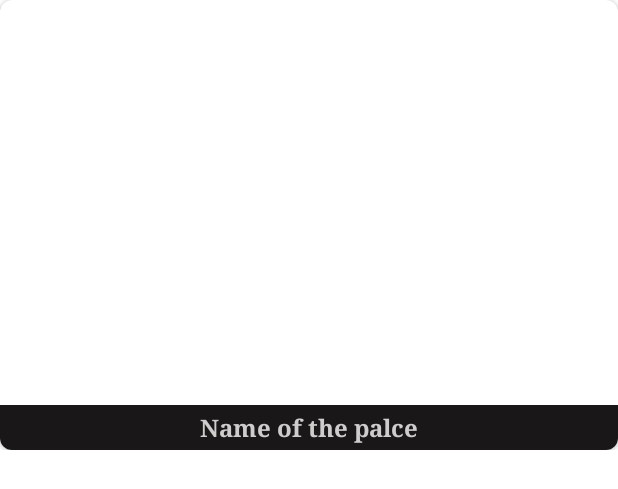
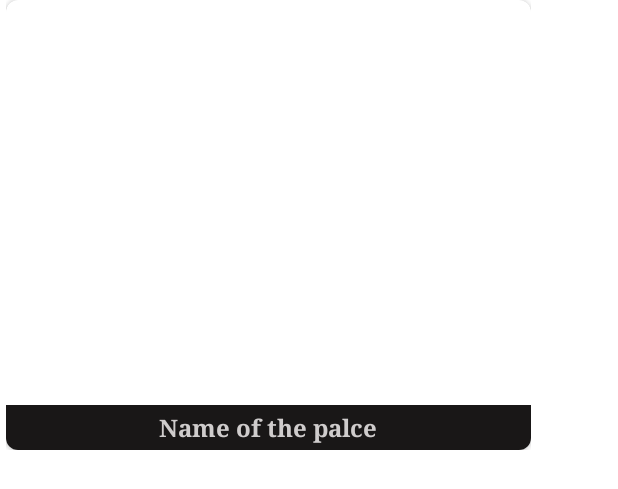
Before and after one commit to collegetimedevelopers/DSC_WOW_Mysuru_Tourism, an Android app: the layout layout_home_hotels_nearby.xml on its own in the app's theme, with its tools: preview values and no code run, on a phone screen of 412 x 824 dp. Shown: the top 489 px of the screen. Run offline under Robolectric (Android 15) with nearby library versions, the phone set to English and light mode, and no system bars; Roboto replaces fonts that are not available here.

Commit message:
Hotel  shown on home

```diff
--- a/app/src/main/java/com/CollegeTimeDevelopers/Mysuru/Adapters/HomeHotelNearBy.java
+++ b/app/src/main/java/com/CollegeTimeDevelopers/Mysuru/Adapters/HomeHotelNearBy.java
@@ -1,5 +1,4 @@
 package com.CollegeTimeDevelopers.Mysuru.Adapters;
-
 import android.content.Context;
 import android.text.Layout;
 import android.view.LayoutInflater;
@@ -19,9 +18,6 @@ import java.util.List;
 
 public class HomeHotelNearBy extends RecyclerView.Adapter<HomeHotelNearBy.ViewHolder>
 {
-
-
-
 
     Context context;
     List<HotelModel> hotelLists;
@@ -61,6 +57,7 @@ public class HomeHotelNearBy extends RecyclerView.Adapter<HomeHotelNearBy.ViewHo
 
         public ViewHolder(@NonNull View itemView) {
             super(itemView);
+
             hotelImage = itemView.findViewById(R.id.layout_home_hotel_nearby_img);
             hotelName = itemView.findViewById(R.id.layout_home_hotel_nearby_name);
            // priceRange = itemView.findViewById(R.id.hotel_near_by_price_range);
--- a/app/src/main/java/com/CollegeTimeDevelopers/Mysuru/UI/Home/HomeFragment.java
+++ b/app/src/main/java/com/CollegeTimeDevelopers/Mysuru/UI/Home/HomeFragment.java
@@ -21,6 +21,7 @@ import android.view.View;
 import android.view.ViewGroup;
 
 import com.CollegeTimeDevelopers.Mysuru.Adapters.HomeGlimpseViewPagerAdapter;
+import com.CollegeTimeDevelopers.Mysuru.Adapters.HomeHotelNearBy;
 import com.CollegeTimeDevelopers.Mysuru.Adapters.HotelsNearByAdapter;
 import com.CollegeTimeDevelopers.Mysuru.Adapters.TopAttractionsAdapter;
 import com.CollegeTimeDevelopers.Mysuru.Models.HotelModel;
--- a/app/src/main/res/layout/layout_home_hotels_nearby.xml
+++ b/app/src/main/res/layout/layout_home_hotels_nearby.xml
@@ -1,7 +1,9 @@
 <?xml version="1.0" encoding="utf-8"?>
 <LinearLayout xmlns:android="http://schemas.android.com/apk/res/android"
-    android:layout_width="match_parent"
+    android:layout_width="350dp"
     android:layout_height="300dp"
+    android:layout_marginEnd="4dp"
+    android:layout_marginStart="4dp"
     xmlns:app="http://schemas.android.com/apk/res-auto">
 
     <androidx.cardview.widget.CardView
```
Also changed, not shown: 1 other file.
